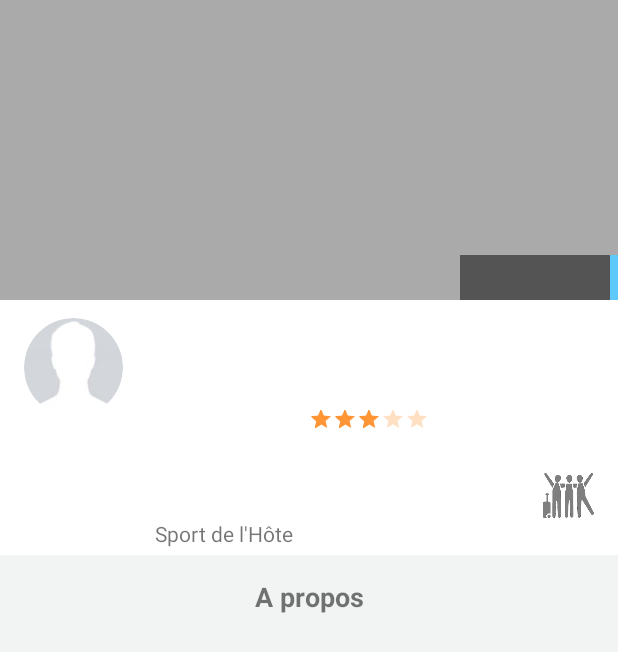
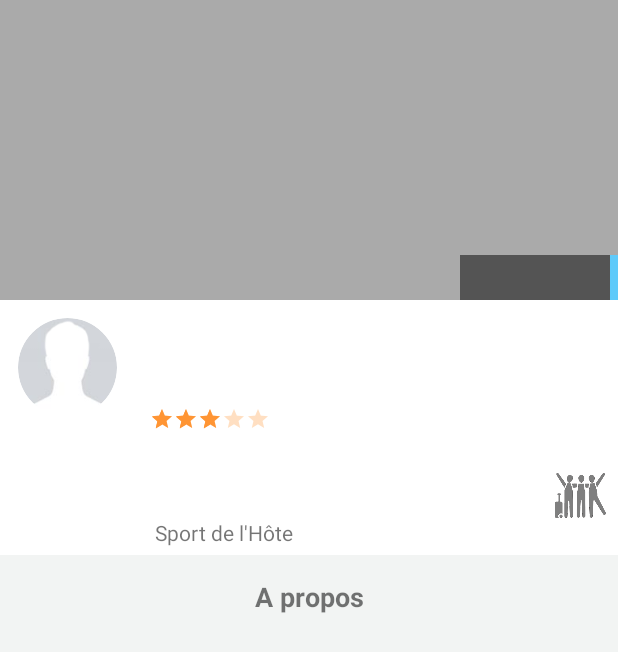
Before and after one commit to FameEdc/Sportihome, an Android app: the layout activity_place.xml on its own in the app's theme, with its tools: preview values and no code run, on a phone screen of 412 x 824 dp. Shown: the top 652 px of the screen. Run offline under Robolectric (Android 15) with nearby library versions, the phone set to English and light mode, and no system bars.

Commit message:
update Place/XML

```diff
--- a/app/src/main/java/fr/wildcodeschool/apprenti/sportihome/PlaceActivity.java
+++ b/app/src/main/java/fr/wildcodeschool/apprenti/sportihome/PlaceActivity.java
@@ -1,4 +1,8 @@
 package fr.wildcodeschool.apprenti.sportihome;
+
+/**
+ * Created by edwin on 02/12/2016.
+ */
 
 
 import android.app.ProgressDialog;
@@ -6,14 +10,11 @@ import android.content.Context;
 import android.os.AsyncTask;
 import android.support.v7.app.AppCompatActivity;
 import android.os.Bundle;
-import android.os.PersistableBundle;
-import android.widget.ExpandableListView;
+import android.view.View;
 import android.widget.ImageView;
 import android.widget.RatingBar;
 import android.widget.TextView;
-
 import com.squareup.picasso.Picasso;
-
 import de.hdodenhof.circleimageview.CircleImageView;
 
 public class PlaceActivity extends AppCompatActivity {
@@ -69,15 +70,15 @@ public class PlaceActivity extends AppCompatActivity {
             CircleImageView imgAvatar = (CircleImageView) findViewById(R.id.img_avatar);
             TextView txtOwnerName = (TextView) findViewById(R.id.name_user);
             TextView txtName = (TextView) findViewById(R.id.title_place);
-            TextView txtCity = (TextView) findViewById(R.id.city);
-            TextView txtRegion = (TextView) findViewById(R.id.region);
-            TextView txtCountry = (TextView) findViewById(R.id.country);
+            TextView txtAddress = (TextView) findViewById(R.id.address);
             RatingBar ratePlace = (RatingBar) findViewById(R.id.ratingBar);
             TextView txtRatingCount = (TextView) findViewById(R.id.rating_count);
             ImageView imgEngagement = (ImageView) findViewById(R.id.engagement);
             CustomFontTextView txtSports = (CustomFontTextView) findViewById(R.id.sports);
             CustomFontTextView imgProperty = (CustomFontTextView) findViewById(R.id.imgProperty);
             TextView txtProperty = (TextView) findViewById(R.id.txtProperty);
+            CustomFontTextView imgPrivate = (CustomFontTextView) findViewById(R.id.imgPrivate);
+            TextView txtPrivate = (TextView) findViewById(R.id.txtPrivate);
             TextView txtTravellers = (TextView) findViewById(R.id.txtTravellers);
             TextView txtAbout =(TextView) findViewById(R.id.txt_about);
 
@@ -112,7 +113,7 @@ public class PlaceActivity extends AppCompatActivity {
                 strHobbies += getStringResourceByName(stringName,PlaceActivity.this);
             }
             String propertyType = maPlace.getHome().getPropertyType();
-
+            boolean mPrivate = maPlace.ismPrivate();
             int travellers = maPlace.getHome().getTravellers();
             String about = maPlace.getAbout();
 
@@ -125,9 +126,8 @@ public class PlaceActivity extends AppCompatActivity {
             }
             txtOwnerName.setText(userName);
             txtName.setText(name);
-            txtCity.setText(city+",");
-            txtRegion.setText(region+",");
-            txtCountry.setText(country);
+            txtAddress.setText(city+", " + region+", "+ country);
+
             ratePlace.setRating(rating);
             txtRatingCount.setText("("+String.valueOf(countRatings+")"));
             switch (engagement){
@@ -153,6 +153,10 @@ public class PlaceActivity extends AppCompatActivity {
                     txtProperty.setText(propertyType);
                     break;
             }
+            if (mPrivate) {
+                imgPrivate.setVisibility(View.VISIBLE);
+                txtPrivate.setText("Privée");
+            }
             txtTravellers.setText(travellers+"");
             txtAbout.setText(about);
         }
--- a/app/src/main/res/layout/activity_place.xml
+++ b/app/src/main/res/layout/activity_place.xml
@@ -1,6 +1,6 @@
 <?xml version="1.0" encoding="utf-8"?>
 
-<RelativeLayout xmlns:android="http://schemas.android.com/apk/res/android"
+<ScrollView xmlns:android="http://schemas.android.com/apk/res/android"
     xmlns:app="http://schemas.android.com/apk/res-auto"
     xmlns:tools="http://schemas.android.com/tools"
     android:orientation="vertical"
@@ -10,13 +10,10 @@
     android:background="#F2F4F3"
     tools:context="fr.wildcodeschool.apprenti.sportihome.PlaceActivity">
 
-
     <RelativeLayout
         android:id="@+id/block_place"
         android:layout_width="match_parent"
-        android:layout_height="wrap_content"
-        android:layout_alignParentTop="true"
-        android:layout_alignParentStart="true">
+        android:layout_height="wrap_content">
 
             <ImageView
                 android:id="@+id/place_img"
@@ -57,12 +54,17 @@
             android:layout_alignParentStart="true"
             android:layout_height="100dp">
 
+            <RelativeLayout
+                android:id="@+id/infoOwner"
+                android:layout_width="wrap_content"
+                android:layout_height="wrap_content"
+                android:layout_marginStart="10dp">
+
                 <de.hdodenhof.circleimageview.CircleImageView
                     android:id="@+id/img_avatar"
                     android:src="@drawable/default_avatar"
                     app:civ_border_width="2dp"
                     app:civ_border_color="@color/white"
-                android:layout_marginStart="14dp"
                     android:layout_marginTop="10dp"
                     android:layout_width="70dp"
                     android:layout_height="70dp"
@@ -73,27 +75,33 @@
                     android:layout_width="wrap_content"
                     android:textSize="15sp"
                     android:textStyle="bold"
-                android:layout_alignStart="@+id/img_avatar"
-                android:layout_marginStart="10dp"
+                    android:layout_centerInParent="true"
                     android:layout_below="@+id/img_avatar"
                     android:layout_height="wrap_content"
                     android:layout_centerHorizontal="true" />
 
+            </RelativeLayout>
+
+            <RelativeLayout
+                android:id="@+id/infoPlace"
+                android:layout_width="match_parent"
+                android:layout_height="wrap_content"
+                android:layout_toEndOf="@+id/infoOwner"
+                android:layout_marginStart="20dp"
+                >
+
                 <TextView
                     android:id="@+id/title_place"
                     android:textSize="20sp"
-                android:maxLines="1"
                     android:maxLength="23"
                     android:textStyle="bold"
                     android:layout_width="wrap_content"
                     android:layout_height="wrap_content"
                     android:layout_marginTop="19dp"
-                android:layout_alignParentTop="true"
-                android:layout_centerHorizontal="true"
                     />
 
                 <TextView
-                android:id="@+id/city"
+                    android:id="@+id/address"
                     android:layout_width="wrap_content"
                     android:layout_height="wrap_content"
                     android:layout_marginEnd="5dp"
@@ -101,24 +109,9 @@
                     android:layout_below="@+id/title_place"
                     />
 
-            <TextView
-                android:id="@+id/region"
+                <RatingBar
                     android:layout_width="wrap_content"
                     android:layout_height="wrap_content"
-                android:layout_marginEnd="5dp"
-                android:layout_toEndOf="@+id/city"
-                android:layout_below="@+id/title_place" />
-
-            <TextView
-                android:id="@+id/country"
-                android:layout_width="wrap_content"
-                android:layout_height="wrap_content"
-                android:layout_toEndOf="@+id/region"
-                android:layout_below="@+id/title_place"/>
-
-            <RatingBar
-                android:layout_width="wrap_content"
-                android:layout_height="20dp"
                     android:id="@+id/ratingBar"
                     style="?android:attr/ratingBarStyleSmall"
                     android:theme="@style/RatingBar"
@@ -126,17 +119,19 @@
                     android:stepSize="1.0"
                     android:rating="3"
                     android:layout_marginTop="5dp"
-                android:layout_below="@+id/country"
+                    android:layout_below="@+id/address"
                     android:layout_alignStart="@+id/title_place" />
 
                 <TextView
                     android:id="@+id/rating_count"
-                android:layout_below="@+id/country"
+                    android:layout_below="@+id/address"
                     android:layout_toEndOf="@+id/ratingBar"
                     android:layout_marginTop="3dp"
                     android:layout_marginStart="5dp"
                     android:layout_width="wrap_content"
                     android:layout_height="wrap_content" />
+
+            </RelativeLayout>
 
         </RelativeLayout>
 
@@ -155,11 +150,15 @@
                 android:layout_height="50dp"
                 android:layout_alignParentStart="true" />
 
-
+            <RelativeLayout
+                android:id="@+id/infoSports"
+                android:layout_width="wrap_content"
+                android:layout_height="wrap_content"
+                android:layout_toEndOf="@+id/engagement"
+                >
 
                 <fr.wildcodeschool.apprenti.sportihome.CustomFontTextView
                     android:id="@+id/sports"
-                android:layout_toEndOf="@+id/engagement"
                     android:layout_marginStart="30dp"
                     android:layout_marginTop="15dp"
                     android:textSize="30sp"
@@ -172,30 +171,73 @@
                     android:layout_width="wrap_content"
                     android:layout_height="wrap_content"
                     android:id="@+id/txt_sports_owner"
-                android:layout_alignBottom="@+id/engagement"
-                android:layout_alignStart="@+id/sports" />
+                    android:layout_alignStart="@+id/sports"
+                    android:layout_below="@+id/sports"
+                    />
+
+            </RelativeLayout>
+
+            <RelativeLayout
+                android:id="@+id/infoProperty"
+                android:layout_width="wrap_content"
+                android:layout_height="wrap_content"
+                android:layout_alignTop="@+id/infoSports"
+                android:layout_toEndOf="@+id/infoSports">
 
                 <fr.wildcodeschool.apprenti.sportihome.CustomFontTextView
                     android:id="@+id/imgProperty"
-                android:layout_width="50dp"
-                android:layout_height="30dp"
+                    android:layout_width="wrap_content"
+                    android:layout_height="wrap_content"
                     app:font="@string/sportihome_ux_font"
-
                     android:textSize="30sp"
-                android:layout_alignTop="@+id/sports"
-                android:layout_toEndOf="@+id/sports"
-                android:layout_marginStart="20dp" />
+                    android:layout_marginStart="30dp"
+                    android:layout_marginTop="15dp" />
 
                 <TextView
                     android:id="@+id/txtProperty"
                     android:maxLength="6"
                     android:layout_width="wrap_content"
                     android:layout_height="wrap_content"
-                android:layout_alignBaseline="@+id/txt_sports_owner"
-                android:layout_alignBottom="@+id/txt_sports_owner"
                     android:layout_alignStart="@+id/imgProperty"
-                android:layout_toEndOf="@+id/sports"
+                    android:layout_below="@+id/imgProperty"
                     />
+
+            </RelativeLayout>
+
+            <RelativeLayout
+                android:id="@+id/infoPrivate"
+                android:layout_width="wrap_content"
+                android:layout_height="wrap_content"
+                android:layout_alignTop="@+id/infoProperty"
+                android:layout_toEndOf="@+id/infoProperty">
+
+                <fr.wildcodeschool.apprenti.sportihome.CustomFontTextView
+                    android:id="@+id/imgPrivate"
+                    android:layout_width="wrap_content"
+                    android:text="5"
+                    android:layout_height="wrap_content"
+                    app:font="@string/sportihome_ux_font"
+                    android:textSize="30sp"
+                    android:visibility="invisible"
+                    android:layout_marginStart="30dp"
+                    android:layout_marginTop="15dp" />
+
+                <TextView
+                    android:id="@+id/txtPrivate"
+                    android:layout_width="wrap_content"
+                    android:layout_height="wrap_content"
+                    android:layout_marginStart="25dp"
+                    android:layout_below="@+id/imgPrivate"
+                    />
+
+            </RelativeLayout>
+
+            <RelativeLayout
+                android:id="@+id/infoTravellers"
+                android:layout_width="wrap_content"
+                android:layout_height="wrap_content"
+                android:layout_alignTop="@+id/infoPrivate"
+                android:layout_toEndOf="@+id/infoPrivate">
 
                 <ImageView
                     android:id="@+id/imgTravellers"
@@ -203,20 +245,17 @@
                     android:layout_height="30dp"
                     android:layout_width="50dp"
                     android:layout_marginStart="20dp"
-                android:layout_marginEnd="8dp"
-
-                android:layout_alignTop="@+id/imgProperty"
+                    android:layout_marginTop="15dp"
                     android:layout_alignParentEnd="true" />
 
                 <TextView
                     android:id="@+id/txtTravellers"
                     android:layout_width="wrap_content"
                     android:layout_height="wrap_content"
-                android:layout_alignBaseline="@+id/txtProperty"
-                android:layout_alignBottom="@+id/txtProperty"
                     android:layout_alignParentEnd="true"
-                android:layout_marginEnd="28dp" />
-
+                    android:layout_marginEnd="20dp"
+                    android:layout_below="@+id/imgTravellers"
+                    />
 
             </RelativeLayout>
 
@@ -224,13 +263,12 @@
 
         <RelativeLayout
             android:id="@+id/about_place"
-        android:layout_width="wrap_content"
-        android:layout_height="200dp"
+            android:layout_width="match_parent"
             android:background="#f2f4f3"
-        android:layout_below="@+id/block_place"
+            android:layout_below="@+id/place_engagement"
             android:layout_alignParentStart="true"
             android:layout_alignParentEnd="true"
-        android:layout_alignParentBottom="true">
+            android:layout_height="wrap_content">
 
             <TextView
                 android:id="@+id/about"
@@ -253,7 +291,8 @@
                 android:layout_marginStart="15dp"
                 android:layout_marginEnd="18dp"/>
 
+        </RelativeLayout>
 
     </RelativeLayout>
 
-</RelativeLayout>
+</ScrollView>
--- a/app/src/main/res/values/strings.xml
+++ b/app/src/main/res/values/strings.xml
@@ -49,4 +49,5 @@
     <string name="img_marker">)</string>
     <string name="img_home">f</string>
     <string name="img_door">m</string>
+    <string name="img_private">5</string>
 </resources>
```
Lines whose indentation alone changed are shown as unchanged.
